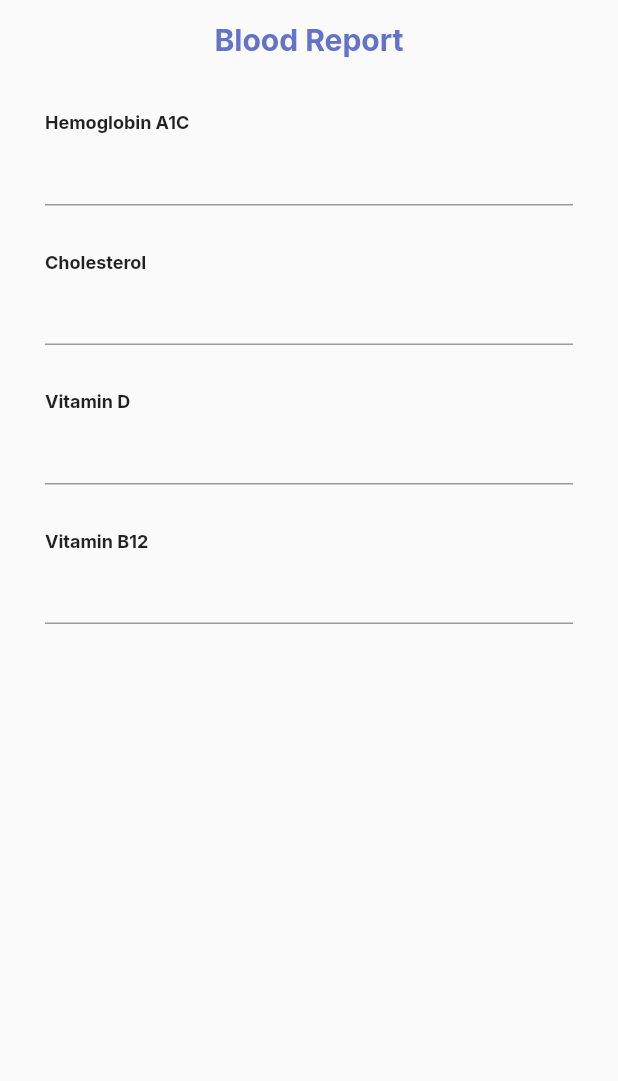
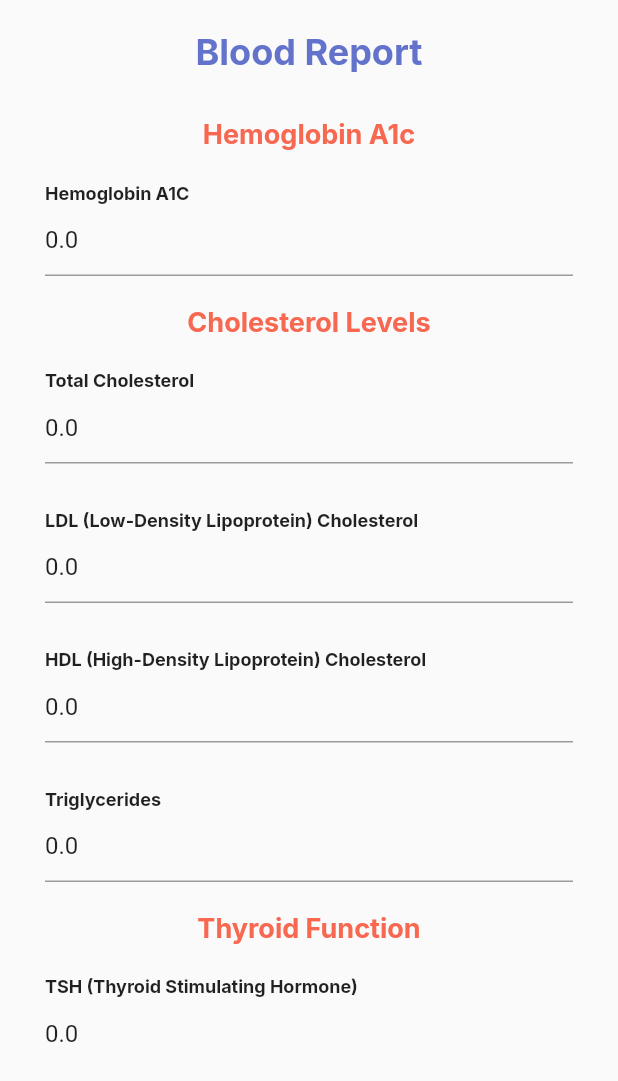
Before and after one commit to ashuein/diabetes, a Flutter app: the BloodReportLogBottomSheet widget shown alone on an empty page, opened directly with empty values, on a phone screen of 412 x 824 dp. Shown: the top 1081 px of the screen. Run offline on Flutter 3.47's test engine with Material 2 defaults, Android fonts, the phone set to English and light mode, and no system bars; our stand-ins replace google_fonts, image_picker, percent_indicator, shared_preferences, syncfusion_flutter_charts, toast; missing offline and left inert: dropdown_model_list; accounts and stored records are empty; network calls fail.

Commit message:
Blood Report Updated

```diff
--- a/lib/Components/Forms/BloodReportLog.dart
+++ /dev/null
@@ -1,148 +0,0 @@
-import 'dart:convert';
-import 'package:diabetes_ms/Providers/UserInfo.dart';
-import 'package:http/http.dart' as http;
-import 'package:flutter/material.dart';
-import 'package:google_fonts/google_fonts.dart';
-import 'package:intl/intl.dart';
-import 'package:provider/provider.dart';
-
-class BloodReportLogBottomSheet extends StatelessWidget {
-
-  final String hb;
-  final String chole;
-  final String vd;
-  final String vb12;
-
-  BloodReportLogBottomSheet({
-    required this.hb,
-    required this.chole,
-    required this.vd,
-    required this.vb12,
-  });
-
-  TextEditingController hbController = TextEditingController();
-  TextEditingController choleController = TextEditingController();
-  TextEditingController vdController = TextEditingController();
-  TextEditingController vb12Controller = TextEditingController();
-
-  @override
-  Widget build(BuildContext context) {
-
-    hbController.text = hb;
-    choleController.text = chole;
-    vdController.text = vd;
-    vb12Controller.text = vb12;
-
-    return FractionallySizedBox(
-      heightFactor: 0.60,
-      widthFactor: 1.0,
-      child: SingleChildScrollView(
-        child: Padding(
-          padding: const EdgeInsets.all(10.0),
-          child: Column(
-            crossAxisAlignment: CrossAxisAlignment.start,
-            mainAxisSize: MainAxisSize.min,
-            children: [
-              Padding(
-                padding: const EdgeInsets.all(5.0),
-                child: Center(
-                  child: Text(
-                    'Blood Report',
-                    style: GoogleFonts.inter(
-                      textStyle: TextStyle(
-                        fontWeight: FontWeight.bold,
-                        color: Color(0xff6373CC),
-                        fontSize: 20,
-                      ),
-                    ),
-                    textAlign: TextAlign.center,
-                  ),
-                ),
-              ),
-              SizedBox(height: 30),
-              Padding(
-                padding: const EdgeInsets.symmetric(horizontal: 20.0),
-                child: Column(
-                  crossAxisAlignment: CrossAxisAlignment.start,
-                  children: [
-                    Column(
-                      crossAxisAlignment: CrossAxisAlignment.start,
-                      children: [
-                        Text(
-                          "Hemoglobin A1C",
-                          style: GoogleFonts.inter(
-                            textStyle: TextStyle(
-                              fontWeight: FontWeight.bold,
-                              fontSize: 12,
-                            ),
-                          ),
-                        ),
-                        TextField(
-                          controller: hbController,
-                        ),
-                      ],
-                    ),
-                    SizedBox(height: 30,),
-                    Column(
-                      crossAxisAlignment: CrossAxisAlignment.start,
-                      children: [
-                        Text(
-                          "Cholesterol",
-                          style: GoogleFonts.inter(
-                            textStyle: TextStyle(
-                              fontWeight: FontWeight.bold,
-                              fontSize: 12,
-                            ),
-                          ),
-                        ),
-                        TextField(
-                          controller: choleController,
-                        ),
-                      ],
-                    ),
-                    SizedBox(height: 30,),
-                    Column(
-                      crossAxisAlignment: CrossAxisAlignment.start,
-                      children: [
-                        Text(
-                          "Vitamin D",
-                          style: GoogleFonts.inter(
-                            textStyle: TextStyle(
-                              fontWeight: FontWeight.bold,
-                              fontSize: 12,
-                            ),
-                          ),
-                        ),
-                        TextField(
-                          controller: vdController,
-                        ),
-                      ],
-                    ),
-                    SizedBox(height: 30,),
-                    Column(
-                      crossAxisAlignment: CrossAxisAlignment.start,
-                      children: [
-                        Text(
-                          "Vitamin B12",
-                          style: GoogleFonts.inter(
-                            textStyle: TextStyle(
-                              fontWeight: FontWeight.bold,
-                              fontSize: 12,
-                            ),
-                          ),
-                        ),
-                        TextField(
-                          controller: vb12Controller,
-                        ),
-                      ],
-                    ),
-                  ],
-                ),
-              ),
-            ],
-          ),
-        ),
-      ),
-    );
-  }
-}
--- /dev/null
+++ b/lib/Components/Forms/BloodReportLogBottomSheet.dart
@@ -0,0 +1,384 @@
+import 'dart:convert';
+import 'package:diabetes_ms/Providers/UserInfo.dart';
+import 'package:http/http.dart' as http;
+import 'package:flutter/material.dart';
+import 'package:google_fonts/google_fonts.dart';
+import 'package:intl/intl.dart';
+import 'package:provider/provider.dart';
+
+class BloodReportLogBottomSheet extends StatelessWidget {
+
+  final double hba1c;
+  final double totalChole;
+  final double ldl;
+  final double hdl;
+  final double triglyChole;
+  final double tsh;
+  final double t3;
+  final double t4;
+  final double ttg;
+  final double urine;
+
+  BloodReportLogBottomSheet({
+    required this.totalChole,
+    required this.ldl,
+    required this.hdl,
+    required this.triglyChole,
+    required this.tsh,
+    required this.t3,
+    required this.t4,
+    required this.ttg,
+    required this.urine,
+    required this.hba1c,
+  });
+
+  // hemoglobin A1C
+  TextEditingController hbController = TextEditingController();
+
+  // Cholesterol
+  TextEditingController choleLDLController = TextEditingController();
+  TextEditingController choleHDLController = TextEditingController();
+  TextEditingController choleTotalController = TextEditingController();
+  TextEditingController choleTriController = TextEditingController();
+
+  // Thyroid Function
+  TextEditingController tshController = TextEditingController();
+  TextEditingController t3Controller = TextEditingController();
+  TextEditingController t4Controller = TextEditingController();
+
+  // TTG
+  TextEditingController ttgController = TextEditingController();
+
+  // urine microalbumin
+  TextEditingController umaController = TextEditingController();
+
+  @override
+  Widget build(BuildContext context) {
+
+    hbController.text = hba1c.toString();
+    choleLDLController.text = ldl.toString();
+    choleHDLController.text = hdl.toString();
+    choleTotalController.text = totalChole.toString();
+    choleTriController.text = triglyChole.toString();
+    tshController.text = tsh.toString();
+    t3Controller.text = t3.toString();
+    t4Controller.text = t4.toString();
+    ttgController.text = ttg.toString();
+    umaController.text = urine.toString();
+
+    return FractionallySizedBox(
+      heightFactor: 0.85,
+      widthFactor: 1.0,
+      child: SingleChildScrollView(
+        child: Padding(
+          padding: const EdgeInsets.all(10.0),
+          child: Column(
+            crossAxisAlignment: CrossAxisAlignment.start,
+            mainAxisSize: MainAxisSize.min,
+            children: [
+              Padding(
+                padding: const EdgeInsets.all(10.0),
+                child: Center(
+                  child: Text(
+                    'Blood Report',
+                    style: GoogleFonts.inter(
+                      textStyle: TextStyle(
+                        fontWeight: FontWeight.bold,
+                        color: Color(0xff6373CC),
+                        fontSize: 24,
+                      ),
+                    ),
+                    textAlign: TextAlign.center,
+                  ),
+                ),
+              ),
+              Padding(
+                padding: const EdgeInsets.symmetric(horizontal: 20.0),
+                child: Column(
+                  crossAxisAlignment: CrossAxisAlignment.start,
+                  children: [
+                    Padding(
+                      padding: const EdgeInsets.all(20.0),
+                      child: Center(
+                        child: Text(
+                          'Hemoglobin A1c',
+                          style: GoogleFonts.inter(
+                            textStyle: TextStyle(
+                              fontWeight: FontWeight.bold,
+                              color: Color(0xffF86851),
+                              fontSize: 18,
+                            ),
+                          ),
+                          textAlign: TextAlign.center,
+                        ),
+                      ),
+                    ),
+                    Column(
+                      crossAxisAlignment: CrossAxisAlignment.start,
+                      children: [
+                        Text(
+                          "Hemoglobin A1C",
+                          style: GoogleFonts.inter(
+                            textStyle: TextStyle(
+                              fontWeight: FontWeight.bold,
+                              fontSize: 12,
+                            ),
+                          ),
+                        ),
+                        TextField(
+                          controller: hbController,
+                          decoration: InputDecoration(hintText: 'Enter your HbA1c (mmol/mol)'),
+                          keyboardType: TextInputType.number,
+                        ),
+                      ],
+                    ),
+                    Padding(
+                      padding: const EdgeInsets.all(20.0),
+                      child: Center(
+                        child: Text(
+                          'Cholesterol Levels',
+                          style: GoogleFonts.inter(
+                            textStyle: TextStyle(
+                              fontWeight: FontWeight.bold,
+                              color: Color(0xffF86851),
+                              fontSize: 18,
+                            ),
+                          ),
+                          textAlign: TextAlign.center,
+                        ),
+                      ),
+                    ),
+                    Column(
+                      crossAxisAlignment: CrossAxisAlignment.start,
+                      children: [
+                        Text(
+                          "Total Cholesterol",
+                          style: GoogleFonts.inter(
+                            textStyle: TextStyle(
+                              fontWeight: FontWeight.bold,
+                              fontSize: 12,
+                            ),
+                          ),
+                        ),
+                        TextField(
+                          controller: choleTotalController,
+                          decoration: InputDecoration(hintText: 'Enter your Cholesterol (mg/dL)'),
+                          keyboardType: TextInputType.number,
+                        ),
+                      ],
+                    ),
+                    SizedBox(height: 30,),
+                    Column(
+                      crossAxisAlignment: CrossAxisAlignment.start,
+                      children: [
+                        Text(
+                          "LDL (Low-Density Lipoprotein) Cholesterol",
+                          style: GoogleFonts.inter(
+                            textStyle: TextStyle(
+                              fontWeight: FontWeight.bold,
+                              fontSize: 12,
+                            ),
+                          ),
+                        ),
+                        TextField(
+                          controller: choleLDLController,
+                          decoration: InputDecoration(hintText: 'Enter your Cholesterol (mg/dL)'),
+                          keyboardType: TextInputType.number,
+                        ),
+                      ],
+                    ),
+                    SizedBox(height: 30,),
+                    Column(
+                      crossAxisAlignment: CrossAxisAlignment.start,
+                      children: [
+                        Text(
+                          "HDL (High-Density Lipoprotein) Cholesterol",
+                          style: GoogleFonts.inter(
+                            textStyle: TextStyle(
+                              fontWeight: FontWeight.bold,
+                              fontSize: 12,
+                            ),
+                          ),
+                        ),
+                        TextField(
+                          controller: choleHDLController,
+                          decoration: InputDecoration(hintText: 'Enter your Cholesterol (mg/dL)'),
+                          keyboardType: TextInputType.number,
+                        ),
+                      ],
+                    ),
+                    SizedBox(height: 30,),
+                    Column(
+                      crossAxisAlignment: CrossAxisAlignment.start,
+                      children: [
+                        Text(
+                          "Triglycerides",
+                          style: GoogleFonts.inter(
+                            textStyle: TextStyle(
+                              fontWeight: FontWeight.bold,
+                              fontSize: 12,
+                            ),
+                          ),
+                        ),
+                        TextField(
+                          controller: choleTriController,
+                          decoration: InputDecoration(hintText: 'Enter your Cholesterol (mg/dL)'),
+                          keyboardType: TextInputType.number,
+                        ),
+                      ],
+                    ),
+                    Padding(
+                      padding: const EdgeInsets.all(20.0),
+                      child: Center(
+                        child: Text(
+                          'Thyroid Function',
+                          style: GoogleFonts.inter(
+                            textStyle: TextStyle(
+                              fontWeight: FontWeight.bold,
+                              color: Color(0xffF86851),
+                              fontSize: 18,
+                            ),
+                          ),
+                          textAlign: TextAlign.center,
+                        ),
+                      ),
+                    ),
+                    Column(
+                      crossAxisAlignment: CrossAxisAlignment.start,
+                      children: [
+                        Text(
+                          "TSH (Thyroid Stimulating Hormone)",
+                          style: GoogleFonts.inter(
+                            textStyle: TextStyle(
+                              fontWeight: FontWeight.bold,
+                              fontSize: 12,
+                            ),
+                          ),
+                        ),
+                        TextField(
+                          controller: tshController,
+                          decoration: InputDecoration(hintText: 'Enter your TSH (Thyroid Stimulating Hormone)'),
+                          keyboardType: TextInputType.number,
+                        ),
+                      ],
+                    ),
+                    SizedBox(height: 30,),
+                    Column(
+                      crossAxisAlignment: CrossAxisAlignment.start,
+                      children: [
+                        Text(
+                          "Free T3",
+                          style: GoogleFonts.inter(
+                            textStyle: TextStyle(
+                              fontWeight: FontWeight.bold,
+                              fontSize: 12,
+                            ),
+                          ),
+                        ),
+                        TextField(
+                          controller: t3Controller,
+                          decoration: InputDecoration(hintText: 'Enter your Free T3 (pg/mL)'),
+                          keyboardType: TextInputType.number,
+                        ),
+                      ],
+                    ),
+                    SizedBox(height: 30,),
+                    Column(
+                      crossAxisAlignment: CrossAxisAlignment.start,
+                      children: [
+                        Text(
+                          "Free T4",
+                          style: GoogleFonts.inter(
+                            textStyle: TextStyle(
+                              fontWeight: FontWeight.bold,
+                              fontSize: 12,
+                            ),
+                          ),
+                        ),
+                        TextField(
+                          controller: t4Controller,
+                          decoration: InputDecoration(hintText: 'Enter your Free T4 (ng/dL)'),
+                          keyboardType: TextInputType.number,
+                        ),
+                      ],
+                    ),
+                    Padding(
+                      padding: const EdgeInsets.all(20.0),
+                      child: Center(
+                        child: Text(
+                          'Tissue Transglutaminase (TTG) antibodies',
+                          style: GoogleFonts.inter(
+                            textStyle: TextStyle(
+                              fontWeight: FontWeight.bold,
+                              color: Color(0xffF86851),
+                              fontSize: 18,
+                            ),
+                          ),
+                          textAlign: TextAlign.center,
+                        ),
+                      ),
+                    ),
+                    Column(
+                      crossAxisAlignment: CrossAxisAlignment.start,
+                      children: [
+                        Text(
+                          "TTG Antibodies Test",
+                          style: GoogleFonts.inter(
+                            textStyle: TextStyle(
+                              fontWeight: FontWeight.bold,
+                              fontSize: 12,
+                            ),
+                          ),
+                        ),
+                        TextField(
+                          controller: ttgController,
+                          decoration: InputDecoration(hintText: 'Enter here'),
+                          keyboardType: TextInputType.number,
+                        ),
+                      ],
+                    ),
+                    Padding(
+                      padding: const EdgeInsets.all(20.0),
+                      child: Center(
+                        child: Text(
+                          'Urine Microalbumin',
+                          style: GoogleFonts.inter(
+                            textStyle: TextStyle(
+                              fontWeight: FontWeight.bold,
+                              color: Color(0xffF86851),
+                              fontSize: 18,
+                            ),
+                          ),
+                          textAlign: TextAlign.center,
+                        ),
+                      ),
+                    ),
+                    Column(
+                      crossAxisAlignment: CrossAxisAlignment.start,
+                      children: [
+                        Text(
+                          "Urine Microalbumin",
+                          style: GoogleFonts.inter(
+                            textStyle: TextStyle(
+                              fontWeight: FontWeight.bold,
+                              fontSize: 12,
+                            ),
+                          ),
+                        ),
+                        TextField(
+                          controller: umaController,
+                          decoration: InputDecoration(hintText: 'Enter here'),
+                          keyboardType: TextInputType.number,
+                        ),
+                      ],
+                    ),
+                  ],
+                ),
+              ),
+            ],
+          ),
+        ),
+      ),
+    );
+  }
+}
--- a/lib/Components/Log/BloodReport.dart
+++ b/lib/Components/Log/BloodReportLogs.dart
@@ -7,7 +7,7 @@ import 'dart:convert';
 import 'package:intl/intl.dart';
 import 'package:provider/provider.dart';
 import '../../URL.dart';
-import '../Forms/BloodReportLog.dart';
+import '../Forms/BloodReportLogBottomSheet.dart';
 
 class BloodReport extends StatefulWidget {
 
@@ -25,13 +25,18 @@ class _BloodReportState extends State<BloodReport> {
     final response = await http.get(Uri.parse('${URL.baseUrl}/blood_reports/$phoneNumber'));
     if (response.statusCode == 200) {
       final List<dynamic> data = json.decode(response.body);
-      print(data);
       return data.map((entry) {
         return ReportEntry(
           hba1c: entry['hba1c'],
-          cholesterol: entry['cholesterol'],
-          vd: entry['vitamind'],
-          v12: entry['vitaminb12'],
+          ldl: entry['ldl'],
+          hdl: entry['hdl'],
+          totalChole: entry['totalChole'],
+          triglyChole: entry['triglyChole'],
+          tsh: entry['tsh'],
+          t3: entry['t3'],
+          t4: entry['t4'],
+          ttg: entry['ttg'],
+          urine: entry['uma'],
           date: DateTime.parse(entry['date']),
           time: DateFormat('HH:mm:ss').parse(entry['time']),
         );
@@ -41,7 +46,7 @@ class _BloodReportState extends State<BloodReport> {
     }
   }
 
-  void openBloodReportEntryDialog(hb,chole,vd,v12) {
+  void openBloodReportEntryDialog(totalChole,hba1c,hdl,ldl,t3,t4,triglyChole,tsh,ttg,urine) {
     showModalBottomSheet(
       isScrollControlled: true,
       context: context,
@@ -49,7 +54,7 @@ class _BloodReportState extends State<BloodReport> {
         borderRadius: BorderRadius.vertical(top: Radius.circular(12.0)),
       ),
       builder: (BuildContext context) {
-        return BloodReportLogBottomSheet(hb: hb,chole: chole,vd: vd,vb12: v12,);
+        return BloodReportLogBottomSheet(totalChole: totalChole,hba1c: hba1c,hdl: hdl,ldl: ldl,t3: t3,t4: t4,triglyChole: triglyChole,tsh: tsh,ttg: ttg,urine: urine);
       },
     );
   }
@@ -94,7 +99,7 @@ class _BloodReportState extends State<BloodReport> {
 
                   return ListTile(
                     onTap: (){
-                      openBloodReportEntryDialog(data.hba1c,data.cholesterol,data.vd,data.v12);
+                      openBloodReportEntryDialog(data.totalChole,data.hba1c,data.hdl,data.ldl,data.t3,data.t4,data.triglyChole,data.tsh,data.ttg,data.urine);
                     },
                     title: Container(
                       margin: EdgeInsets.only(bottom: 20.0),
@@ -149,19 +154,31 @@ class _BloodReportState extends State<BloodReport> {
 
 
 class ReportEntry {
-  final String hba1c;
+  final double hba1c;
+  final double totalChole;
+  final double ldl;
+  final double hdl;
+  final double triglyChole;
+  final double tsh;
+  final double t3;
+  final double t4;
+  final double ttg;
+  final double urine;
   final DateTime date;
   final DateTime time;
-  final String vd;
-  final String v12;
-  final String cholesterol;
 
   ReportEntry({
+    required this.totalChole,
+    required this.ldl,
+    required this.hdl,
+    required this.triglyChole,
+    required this.tsh,
+    required this.t3,
+    required this.t4,
+    required this.ttg,
+    required this.urine,
     required this.hba1c,
     required this.date,
     required this.time,
-    required this.vd,
-    required this.v12,
-    required this.cholesterol,
   });
 }
--- a/lib/Screens/Doctor/DoctorGraphScreen.dart
+++ b/lib/Screens/Doctor/DoctorGraphScreen.dart
@@ -6,7 +6,7 @@ import 'dart:convert';
 import '../../Components/Forms/ICFandICR.dart';
 import '../../Components/Graphs/BloodSugarGraph.dart';
 import '../../Components/Graphs/InuslinGraph.dart';
-import '../../Components/Log/BloodReport.dart';
+import '../../Components/Log/BloodReportLogs.dart';
 import '../../Components/Log/MealIntakeLog.dart';
 import '../../Components/Log/PhysicalActivityLog.dart';
 import '../../Components/RectangleButton.dart';
--- a/lib/Screens/Patient/GraphsScreen.dart
+++ b/lib/Screens/Patient/GraphsScreen.dart
@@ -7,7 +7,7 @@ import 'package:provider/provider.dart';
 import 'dart:convert';
 import '../../Components/Graphs/BloodSugarGraph.dart';
 import '../../Components/Graphs/InuslinGraph.dart';
-import '../../Components/Log/BloodReport.dart';
+import '../../Components/Log/BloodReportLogs.dart';
 import '../../Components/Log/MealIntakeLog.dart';
 import '../../Components/Log/PhysicalActivityLog.dart';
 import '../../Components/RectangleButton.dart';
```
